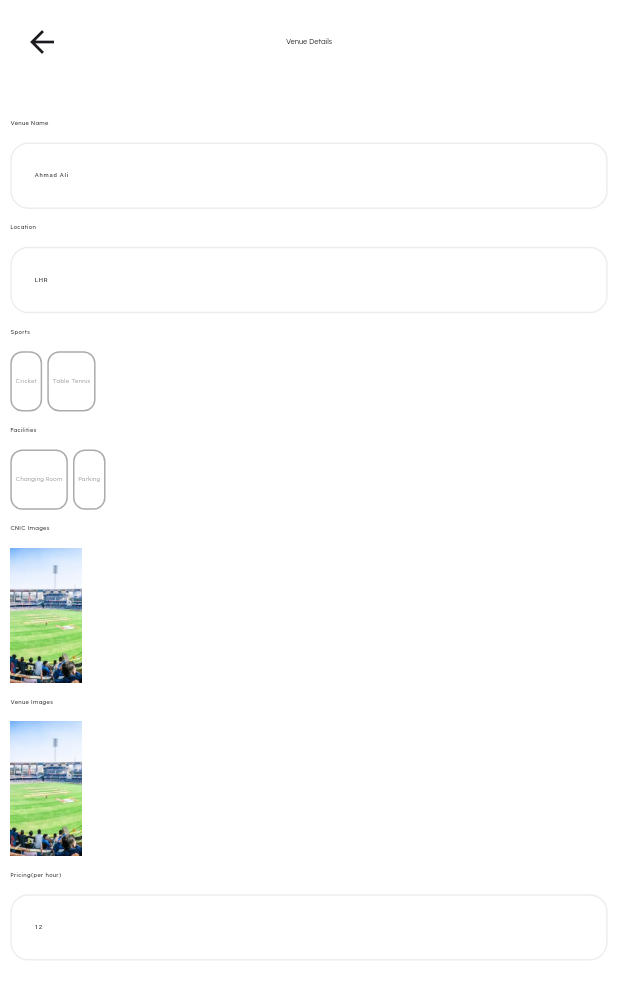
After one commit to Devconstofficial/iGetSporty-Admin-Panel, a Flutter app: the VenuesOwnerScreen screen opened by its route, after a tap on "0001", on a phone screen of 412 x 824 dp. The commit adds this screen. Shown: the top 999 px of the screen. Run offline on Flutter 3.47's test engine with Material 3 defaults, Android fonts, the phone set to English and light mode, and no system bars; our stand-ins replace flutter_screenutil, get, google_fonts, syncfusion_flutter_charts, table_calendar.

Commit message:
done with all screens

```diff
--- a/lib/models/venue_owner_model.dart
+++ b/lib/models/venue_owner_model.dart
@@ -6,9 +6,12 @@ class VenueOwnerModel {
   DateTime? dateOfBirth;
   String? city;
   List<String> cnicImages;
+  List<String> venueImages;
   String? ownerStatus;
   List<String> sports;
+  List<String> facilities;
   DateTime? createdAt;
+  String? pricingPerHour;
 
   VenueOwnerModel({
     required this.id,
@@ -18,8 +21,11 @@ class VenueOwnerModel {
     this.dateOfBirth,
     this.city,
     this.cnicImages = const [],
+    this.venueImages = const [],
     this.ownerStatus,
     this.sports = const [],
+    this.facilities = const [],
     this.createdAt,
+    this.pricingPerHour,
   });
 }
--- a/lib/utils/app_strings.dart
+++ b/lib/utils/app_strings.dart
@@ -7,3 +7,4 @@ const String kUsersScreenRoute = "/users-screen-route";
 const String kBookingsScreenRoute = "/bookings-screen-route";
 const String kUserDetailsScreenRoute = "/UserDetailsScreenRoute";
 const String kBookingDetailsScreenRoute = "/BookingDetailsScreenRoute";
+const String kVenueDetailsScreenRoute = "/VenueDetailsScreenRoute";
--- a/lib/utils/route_generator.dart
+++ b/lib/utils/route_generator.dart
@@ -6,6 +6,7 @@ import 'package:iget_sporty_admin_panel/views/pages/revenue/revenue_screen.dart'
 import 'package:iget_sporty_admin_panel/views/pages/side_bar/side_bar_screen.dart';
 import 'package:iget_sporty_admin_panel/views/pages/users/user_detail_screen.dart';
 import 'package:iget_sporty_admin_panel/views/pages/users/users_screen.dart';
+import 'package:iget_sporty_admin_panel/views/pages/venues_owner/venue_details_screen.dart';
 import 'package:iget_sporty_admin_panel/views/pages/venues_owner/venues_owner_screen.dart';
 
 import 'app_strings.dart';
@@ -46,6 +47,10 @@ class RouteGenerator {
           name: kBookingDetailsScreenRoute,
           page: () => BookingDetailScreen(),
           binding: ScreenBindings()),
+      GetPage(
+          name: kVenueDetailsScreenRoute,
+          page: () => VenueDetailsScreen(),
+          binding: ScreenBindings()),
     ];
   }
 }
--- a/lib/views/pages/venues_owner/controller/venues_owner_controller.dart
+++ b/lib/views/pages/venues_owner/controller/venues_owner_controller.dart
@@ -1,6 +1,7 @@
 import 'package:flutter/material.dart';
 import 'package:get/get.dart';
 import 'package:iget_sporty_admin_panel/models/venue_owner_model.dart';
+import 'package:iget_sporty_admin_panel/utils/app_images.dart';
 
 class VenuesOwnerController extends GetxController {
   var filteredOwners = <VenueOwnerModel>[].obs;
@@ -18,18 +19,27 @@ class VenuesOwnerController extends GetxController {
 
   var venueOwners = <VenueOwnerModel>[
     VenueOwnerModel(
-        id: '0001',
-        name: "Ahmad Ali",
-        city: "LHR",
-        ownerStatus: "Pending",
-        sports: ['Cricket', 'Table Tennis'],
-        createdAt: DateTime(2024, 17, 12)),
+      id: '0001',
+      name: "Ahmad Ali",
+      city: "LHR",
+      ownerStatus: "Pending",
+      sports: ['Cricket', 'Table Tennis'],
+      facilities: ['Changing Room', 'Parking'],
+      cnicImages: [kImg],
+      venueImages: [kImg],
+      pricingPerHour: '12',
+      createdAt: DateTime(2024, 17, 12),
+    ),
     VenueOwnerModel(
         id: '0002',
         name: "John Doe",
         city: "NYC",
         ownerStatus: "Active",
         sports: ['Cricket', 'Table Tennis'],
+        facilities: ['Changing Room', 'Parking'],
+        cnicImages: [kImg],
+        venueImages: [kImg],
+        pricingPerHour: '12',
         createdAt: DateTime(2024, 8, 12)),
     VenueOwnerModel(
         id: '0003',
@@ -37,6 +47,10 @@ class VenuesOwnerController extends GetxController {
         city: "LHR",
         ownerStatus: "Rejected",
         sports: ['Cricket', 'Table Tennis'],
+        facilities: ['Changing Room', 'Parking'],
+        cnicImages: [kImg],
+        venueImages: [kImg],
+        pricingPerHour: '12',
         createdAt: DateTime(2024, 12, 5)),
     VenueOwnerModel(
         id: '0004',
@@ -44,6 +58,10 @@ class VenuesOwnerController extends GetxController {
         city: "LHR",
         ownerStatus: "Active",
         sports: ['Basketball'],
+        facilities: ['Changing Room', 'Parking'],
+        cnicImages: [kImg],
+        venueImages: [kImg],
+        pricingPerHour: '12',
         createdAt: DateTime(2024, 6, 15)),
     VenueOwnerModel(
         id: '0005',
@@ -51,6 +69,10 @@ class VenuesOwnerController extends GetxController {
         city: "NYC",
         ownerStatus: "Pending",
         sports: ['Cricket', 'Tennis'],
+        facilities: ['Changing Room', 'Parking'],
+        cnicImages: [kImg],
+        venueImages: [kImg],
+        pricingPerHour: '12',
         createdAt: DateTime(2024, 2, 14)),
     VenueOwnerModel(
         id: '0005',
@@ -58,6 +80,10 @@ class VenuesOwnerController extends GetxController {
         city: "LHR",
         ownerStatus: "Pending",
         sports: ['Cricket', 'Table Tennis'],
+        facilities: ['Changing Room', 'Parking'],
+        cnicImages: [kImg],
+        venueImages: [kImg],
+        pricingPerHour: '12',
         createdAt: DateTime(2024, 3, 14)),
     VenueOwnerModel(
         id: '0006',
@@ -65,6 +91,10 @@ class VenuesOwnerController extends GetxController {
         city: "LHR",
         ownerStatus: "Rejected",
         sports: ['Cricket', 'Table Tennis'],
+        facilities: ['Changing Room', 'Parking'],
+        cnicImages: [kImg],
+        venueImages: [kImg],
+        pricingPerHour: '12',
         createdAt: DateTime(2024, 12, 17)),
   ].obs;
 
--- /dev/null
+++ b/lib/views/pages/venues_owner/venue_details_screen.dart
@@ -0,0 +1,221 @@
+import 'package:flutter/material.dart';
+import 'package:flutter_screenutil/flutter_screenutil.dart';
+import 'package:get/get.dart';
+import 'package:iget_sporty_admin_panel/custom_widgets/custom_textfield.dart';
+import 'package:iget_sporty_admin_panel/models/venue_owner_model.dart';
+import 'package:iget_sporty_admin_panel/utils/app_colors.dart';
+import 'package:iget_sporty_admin_panel/utils/app_styles.dart';
+
+class VenueDetailsScreen extends StatelessWidget {
+  final VenueOwnerModel owner = Get.arguments as VenueOwnerModel;
+  VenueDetailsScreen({super.key});
+
+  @override
+  Widget build(BuildContext context) {
+    return Scaffold(
+      appBar: AppBar(
+        backgroundColor: kWhiteColor,
+        title: Text(
+          "Venue Details",
+          style: AppStyles.blackTextStyle().copyWith(
+              fontSize: 18.sp, fontWeight: FontWeight.w500, color: kBlackColor),
+        ),
+        centerTitle: true,
+      ),
+      backgroundColor: kWhiteColor,
+      body: Padding(
+        padding: EdgeInsets.symmetric(horizontal: 24.w),
+        child: Column(
+          crossAxisAlignment: CrossAxisAlignment.start,
+          children: [
+            SizedBox(height: 29.h),
+            Text(
+              "Venue Name",
+              style: AppStyles.blackTextStyle().copyWith(
+                  fontSize: 14.sp,
+                  fontWeight: FontWeight.w600,
+                  color: kBlackShadeColor),
+            ),
+            SizedBox(height: 12.h),
+            CustomTextField(
+              controller: TextEditingController(text: owner.name),
+              hintText: '',
+              readOnly: true,
+            ),
+            SizedBox(height: 12.h),
+            Text(
+              "Location",
+              style: AppStyles.blackTextStyle().copyWith(
+                  fontSize: 14.sp,
+                  fontWeight: FontWeight.w600,
+                  color: kBlackShadeColor),
+            ),
+            SizedBox(height: 12.h),
+            CustomTextField(
+              controller: TextEditingController(text: owner.city),
+              hintText: '',
+              readOnly: true,
+            ),
+            SizedBox(height: 12.h),
+            Text(
+              "Sports",
+              style: AppStyles.blackTextStyle().copyWith(
+                  fontSize: 14.sp,
+                  fontWeight: FontWeight.w600,
+                  color: kBlackShadeColor),
+            ),
+            SizedBox(height: 12.h),
+            SizedBox(
+              height: 50.h,
+              child: ListView.builder(
+                padding: EdgeInsets.zero,
+                scrollDirection: Axis.horizontal,
+                itemCount: owner.sports.length,
+                itemBuilder: (context, index) {
+                  String sport = owner.sports[index];
+                  return Padding(
+                    padding: EdgeInsets.only(right: 12.w),
+                    child: Container(
+                      padding: EdgeInsets.symmetric(
+                        vertical: 9.h,
+                        horizontal: 9.w,
+                      ),
+                      decoration: BoxDecoration(
+                          borderRadius: BorderRadius.circular(8),
+                          color: kWhiteColor,
+                          border: Border.all(color: kGreyShade10Color)),
+                      child: Center(
+                        child: Text(
+                          sport,
+                          style: AppStyles.blackTextStyle().copyWith(
+                              fontSize: 14.sp,
+                              fontWeight: FontWeight.w400,
+                              color: kGreyShade10Color),
+                        ),
+                      ),
+                    ),
+                  );
+                },
+              ),
+            ),
+            SizedBox(height: 12.h),
+            Text(
+              "Facilities",
+              style: AppStyles.blackTextStyle().copyWith(
+                  fontSize: 14.sp,
+                  fontWeight: FontWeight.w600,
+                  color: kBlackShadeColor),
+            ),
+            SizedBox(height: 12.h),
+            SizedBox(
+              height: 50.h,
+              child: ListView.builder(
+                padding: EdgeInsets.zero,
+                scrollDirection: Axis.horizontal,
+                itemCount: owner.facilities.length,
+                itemBuilder: (context, index) {
+                  String sport = owner.facilities[index];
+                  return Padding(
+                    padding: EdgeInsets.only(right: 12.w),
+                    child: Container(
+                      padding: EdgeInsets.symmetric(
+                        vertical: 9.h,
+                        horizontal: 9.w,
+                      ),
+                      decoration: BoxDecoration(
+                          borderRadius: BorderRadius.circular(8),
+                          color: kWhiteColor,
+                          border: Border.all(color: kGreyShade10Color)),
+                      child: Center(
+                        child: Text(
+                          sport,
+                          style: AppStyles.blackTextStyle().copyWith(
+                              fontSize: 14.sp,
+                              fontWeight: FontWeight.w400,
+                              color: kGreyShade10Color),
+                        ),
+                      ),
+                    ),
+                  );
+                },
+              ),
+            ),
+            SizedBox(height: 12.h),
+            Text(
+              "CNIC Images",
+              style: AppStyles.blackTextStyle().copyWith(
+                  fontSize: 14.sp,
+                  fontWeight: FontWeight.w600,
+                  color: kBlackShadeColor),
+            ),
+            SizedBox(height: 12.h),
+            SizedBox(
+              height: 112.h,
+              child: ListView.builder(
+                scrollDirection: Axis.horizontal,
+                shrinkWrap: true,
+                itemCount: owner.cnicImages.length,
+                itemBuilder: (context, index) {
+                  final imagePath = owner.cnicImages[index];
+                  return Padding(
+                    padding: EdgeInsets.only(right: 8.w),
+                    child: Image.asset(
+                      imagePath,
+                      height: 112.h,
+                      width: 167.w,
+                      fit: BoxFit.cover,
+                    ),
+                  );
+                },
+              ),
+            ),
+            SizedBox(height: 12.h),
+            Text(
+              "Venue Images",
+              style: AppStyles.blackTextStyle().copyWith(
+                  fontSize: 14.sp,
+                  fontWeight: FontWeight.w600,
+                  color: kBlackShadeColor),
+            ),
+            SizedBox(height: 12.h),
+            SizedBox(
+              height: 112.h,
+              child: ListView.builder(
+                scrollDirection: Axis.horizontal,
+                shrinkWrap: true,
+                itemCount: owner.venueImages.length,
+                itemBuilder: (context, index) {
+                  final imagePath = owner.venueImages[index];
+                  return Padding(
+                    padding: EdgeInsets.only(right: 8.w),
+                    child: Image.asset(
+                      imagePath,
+                      height: 112.h,
+                      width: 167.w,
+                      fit: BoxFit.cover,
+                    ),
+                  );
+                },
+              ),
+            ),
+            SizedBox(height: 12.h),
+            Text(
+              "Pricing(per hour)",
+              style: AppStyles.blackTextStyle().copyWith(
+                  fontSize: 14.sp,
+                  fontWeight: FontWeight.w600,
+                  color: kBlackShadeColor),
+            ),
+            SizedBox(height: 12.h),
+            CustomTextField(
+              controller: TextEditingController(text: owner.pricingPerHour),
+              hintText: '',
+              readOnly: true,
+            ),
+            SizedBox(height: 12.h),
+          ],
+        ),
+      ),
+    );
+  }
+}
--- a/lib/views/pages/venues_owner/venues_owner_screen.dart
+++ b/lib/views/pages/venues_owner/venues_owner_screen.dart
@@ -5,6 +5,7 @@ import 'package:iget_sporty_admin_panel/custom_widgets/date_filter_dialog.dart';
 import 'package:iget_sporty_admin_panel/custom_widgets/status_selection_dialog.dart';
 import 'package:iget_sporty_admin_panel/utils/app_colors.dart';
 import 'package:iget_sporty_admin_panel/utils/app_images.dart';
+import 'package:iget_sporty_admin_panel/utils/app_strings.dart';
 import 'package:iget_sporty_admin_panel/views/pages/venues_owner/controller/venues_owner_controller.dart';
 import 'package:intl/intl.dart';
 
@@ -293,17 +294,33 @@ class VenuesOwnerScreen extends GetView<VenuesOwnerController> {
                       rows: controller.filteredOwners.map((owner) {
                         return DataRow(
                           cells: [
-                            DataCell(Text(
+                            DataCell(onTap: () {
+                              Get.toNamed(kVenueDetailsScreenRoute,
+                                  arguments: owner);
+                            },
+                                Text(
                                   owner.id,
                                 )),
-                            DataCell(Text(
+                            DataCell(onTap: () {
+                              Get.toNamed(kVenueDetailsScreenRoute,
+                                  arguments: owner);
+                            },
+                                Text(
                                   owner.name ?? "N/A",
                                 )),
-                            DataCell(Text(
+                            DataCell(onTap: () {
+                              Get.toNamed(kVenueDetailsScreenRoute,
+                                  arguments: owner);
+                            },
+                                Text(
                                   owner.sports.join(','),
                                   maxLines: 1,
                                 )),
-                            DataCell(Text(
+                            DataCell(onTap: () {
+                              Get.toNamed(kVenueDetailsScreenRoute,
+                                  arguments: owner);
+                            },
+                                Text(
                                   owner.city ?? "N/A",
                                 )),
                             DataCell(
```
Lines whose indentation alone changed are shown as unchanged.
